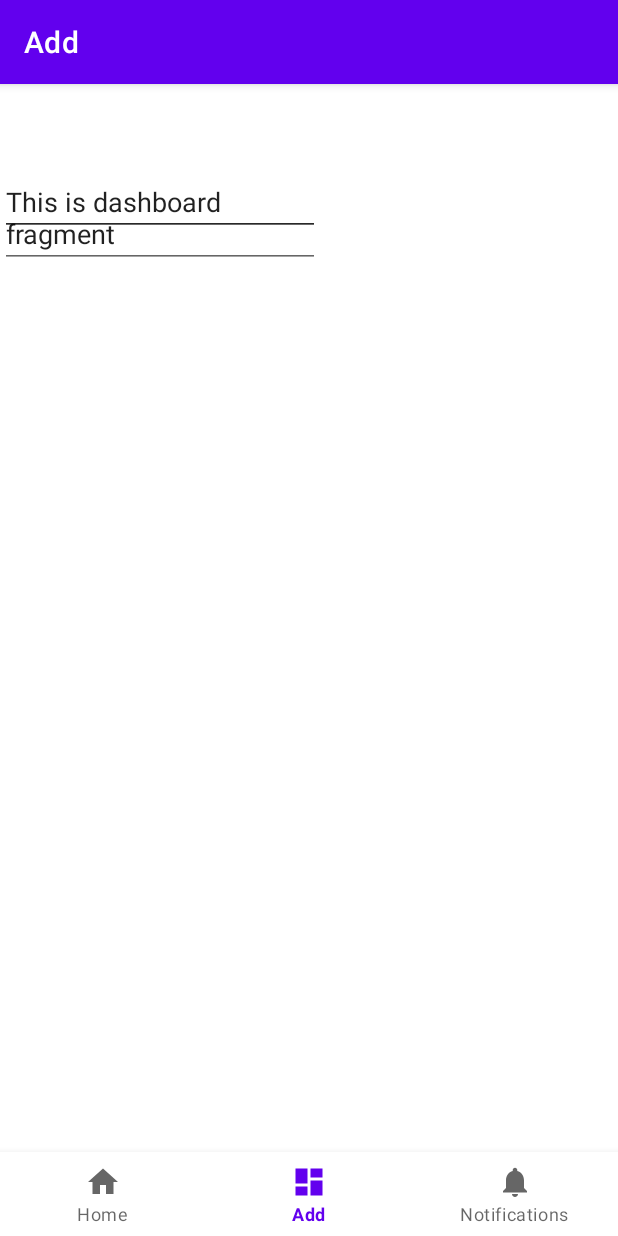
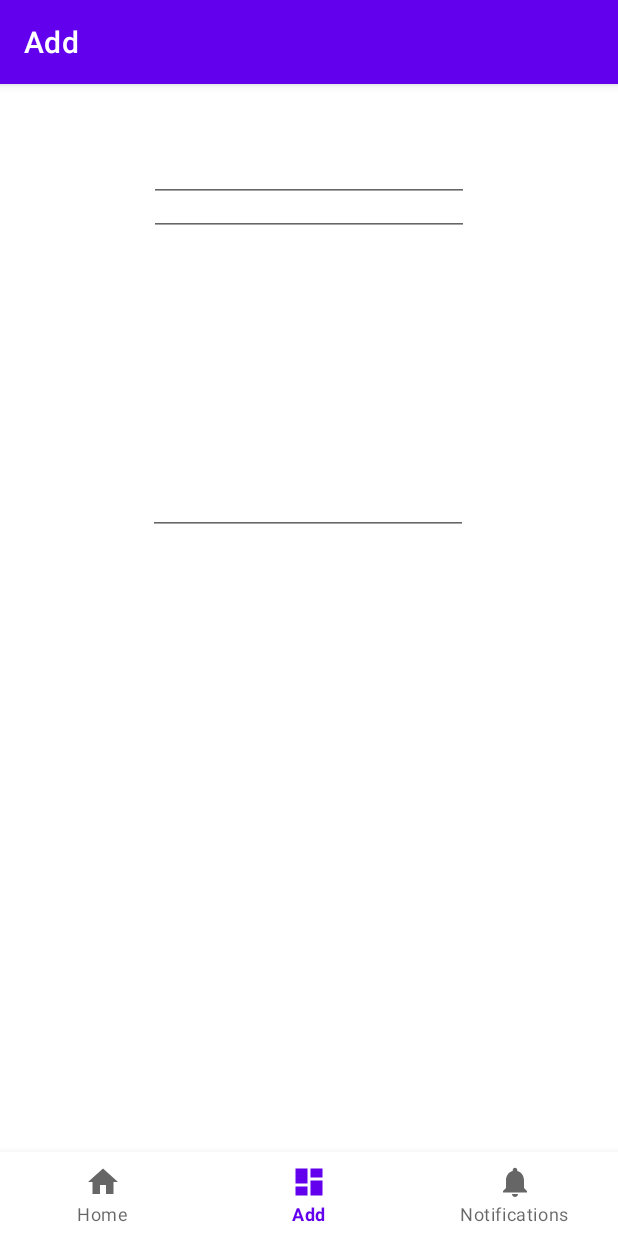
Before and after one commit to Foley-ops/BudgIT, an Android app: the DashboardFragment screen opened through its navigation route, on a phone screen of 412 x 824 dp. Run offline under Robolectric (Android 15) with nearby library versions, the phone set to English and light mode, and no system bars; our stand-ins replace navigation-ui.

Commit message:
set DashboardFragment to use XML instead of code

```diff
--- a/app/src/main/java/com/example/budgit/ui/dashboard/DashboardFragment.java
+++ b/app/src/main/java/com/example/budgit/ui/dashboard/DashboardFragment.java
@@ -10,25 +10,15 @@ import androidx.annotation.NonNull;
 import androidx.fragment.app.Fragment;
 import androidx.lifecycle.ViewModelProvider;
 
+import com.example.budgit.R;
 import com.example.budgit.databinding.FragmentDashboardBinding;
 
 public class DashboardFragment extends Fragment {
-
     private FragmentDashboardBinding binding;
 
-    public View onCreateView(@NonNull LayoutInflater inflater,
-                             ViewGroup container, Bundle savedInstanceState) {
-        DashboardViewModel dashboardViewModel =
-                new ViewModelProvider(this).get(DashboardViewModel.class);
-
-        binding = FragmentDashboardBinding.inflate(inflater, container, false);
-        View root = binding.getRoot();
-
-        final TextView textView = binding.addIncome;
-        dashboardViewModel.getText().observe(getViewLifecycleOwner(), textView::setText);
-        return root;
+    public DashboardFragment(){
+        super(R.layout.fragment_dashboard);
     }
-
     @Override
     public void onDestroyView() {
         super.onDestroyView();
--- a/app/src/main/res/layout/fragment_dashboard.xml
+++ b/app/src/main/res/layout/fragment_dashboard.xml
@@ -13,18 +13,25 @@
         android:ems="10"
         android:gravity="start|top"
         android:inputType="textMultiLine"
-        tools:layout_editor_absoluteX="100dp"
-        tools:layout_editor_absoluteY="185dp" />
+        app:layout_constraintBottom_toTopOf="@+id/addBills"
+        app:layout_constraintEnd_toEndOf="parent"
+        app:layout_constraintStart_toStartOf="parent"
+        app:layout_constraintTop_toTopOf="parent" />
 
     <EditText
         android:id="@+id/addSavings"
         android:layout_width="wrap_content"
         android:layout_height="wrap_content"
+        android:layout_marginTop="154dp"
         android:ems="10"
         android:gravity="start|top"
         android:inputType="textMultiLine"
-        tools:layout_editor_absoluteX="100dp"
-        tools:layout_editor_absoluteY="418dp" />
+        app:layout_constraintBottom_toBottomOf="parent"
+        app:layout_constraintEnd_toEndOf="parent"
+        app:layout_constraintHorizontal_bias="0.497"
+        app:layout_constraintStart_toStartOf="parent"
+        app:layout_constraintTop_toBottomOf="@+id/addBills"
+        app:layout_constraintVertical_bias="0.0" />
 
     <EditText
         android:id="@+id/addBills"
@@ -33,7 +40,8 @@
         android:ems="10"
         android:gravity="start|top"
         android:inputType="textMultiLine"
-        tools:layout_editor_absoluteX="100dp"
+        app:layout_constraintEnd_toEndOf="parent"
+        app:layout_constraintStart_toStartOf="parent"
         tools:layout_editor_absoluteY="311dp" />
 
 </androidx.constraintlayout.widget.ConstraintLayout>
```
